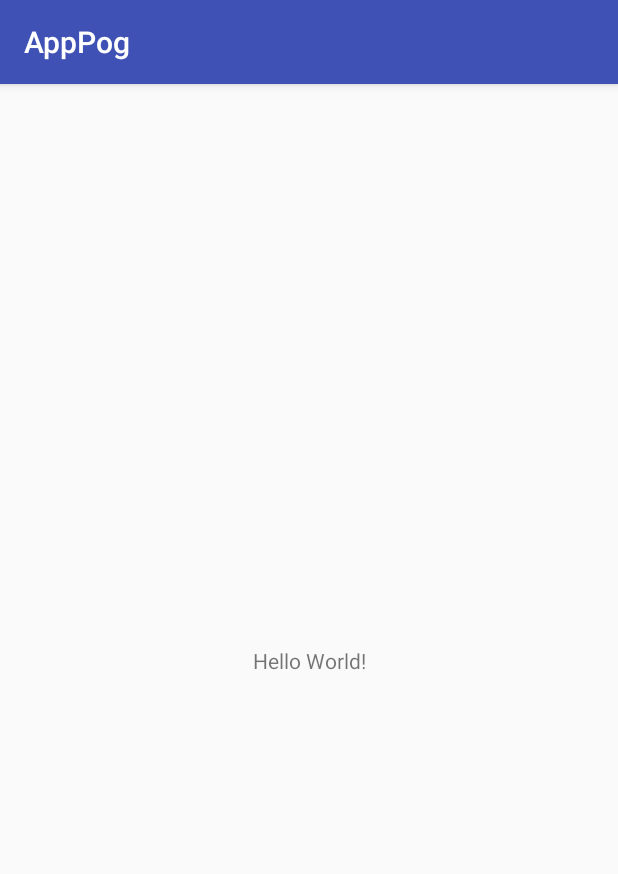
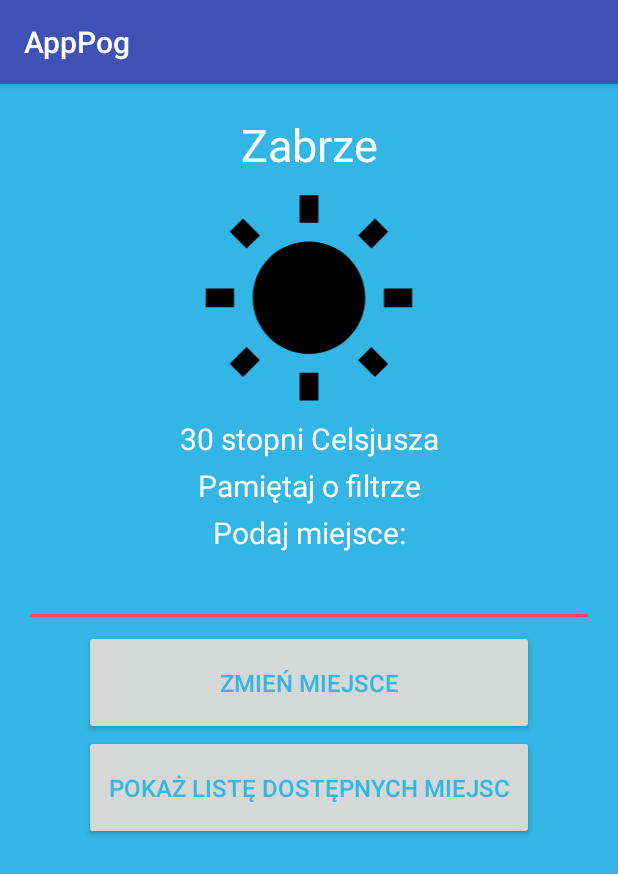
Before and after one commit to annakulaczz/LaboratoriumPum2_AppPog, an Android app: the screen it shows after launch (MainActivity), on a phone screen of 412 x 824 dp. Shown: the top 874 px of the screen. Run offline under Robolectric (Android 15) with nearby library versions, the phone set to English and light mode, and no system bars.

Commit message:
widok 1.

```diff
--- /dev/null
+++ b/app/src/main/res/drawable/ic_wb_sunny_black_24dp.xml
@@ -0,0 +1,9 @@
+<vector xmlns:android="http://schemas.android.com/apk/res/android"
+        android:width="24dp"
+        android:height="24dp"
+        android:viewportWidth="24.0"
+        android:viewportHeight="24.0">
+    <path
+        android:fillColor="#FF000000"
+        android:pathData="M6.76,4.84l-1.8,-1.79 -1.41,1.41 1.79,1.79 1.42,-1.41zM4,10.5L1,10.5v2h3v-2zM13,0.55h-2L11,3.5h2L13,0.55zM20.45,4.46l-1.41,-1.41 -1.79,1.79 1.41,1.41 1.79,-1.79zM17.24,18.16l1.79,1.8 1.41,-1.41 -1.8,-1.79 -1.4,1.4zM20,10.5v2h3v-2h-3zM12,5.5c-3.31,0 -6,2.69 -6,6s2.69,6 6,6 6,-2.69 6,-6 -2.69,-6 -6,-6zM11,22.45h2L13,19.5h-2v2.95zM3.55,18.54l1.41,1.41 1.79,-1.8 -1.41,-1.41 -1.79,1.8z"/>
+</vector>
--- a/app/src/main/res/layout/activity_main.xml
+++ b/app/src/main/res/layout/activity_main.xml
@@ -1,18 +1,87 @@
 <?xml version="1.0" encoding="utf-8"?>
-<android.support.constraint.ConstraintLayout xmlns:android="http://schemas.android.com/apk/res/android"
+<LinearLayout xmlns:android="http://schemas.android.com/apk/res/android"
     xmlns:app="http://schemas.android.com/apk/res-auto"
     xmlns:tools="http://schemas.android.com/tools"
+    android:orientation="vertical"
+    android:paddingLeft="16dp"
+    android:paddingRight="16dp"
     android:layout_width="match_parent"
     android:layout_height="match_parent"
+    android:background="@android:color/holo_blue_light"
     tools:context="com.example.ania.apppog.MainActivity">
 
     <TextView
-        android:layout_width="wrap_content"
+        android:id="@+id/city_TV"
+        android:layout_width="match_parent"
         android:layout_height="wrap_content"
-        android:text="Hello World!"
-        app:layout_constraintBottom_toBottomOf="parent"
-        app:layout_constraintLeft_toLeftOf="parent"
-        app:layout_constraintRight_toRightOf="parent"
-        app:layout_constraintTop_toTopOf="parent" />
+        android:gravity="center"
+        android:layout_marginTop="20dp"
+        android:layout_marginBottom="10dp"
+        android:text="Zabrze"
+        android:textSize="30dp"
+        android:textColor="@android:color/white"
+         />
 
-</android.support.constraint.ConstraintLayout>
+    <ImageView
+        android:id="@+id/sun_image"
+        android:layout_width="match_parent"
+        android:layout_height="150dp"
+        android:src="@drawable/ic_wb_sunny_black_24dp"/>
+
+    <TextView
+        android:id="@+id/temperature_TV"
+        android:layout_width="match_parent"
+        android:layout_height="wrap_content"
+        android:gravity="center"
+        android:layout_marginVertical="2dp"
+        android:text="30 stopni Celsjusza"
+        android:textSize="20dp"
+        android:textColor="@android:color/white"/>
+
+    <TextView
+        android:id="@+id/info_TV"
+        android:layout_width="match_parent"
+        android:layout_height="wrap_content"
+        android:gravity="center"
+        android:layout_marginVertical="2dp"
+        android:text="Pamiętaj o filtrze"
+        android:textSize="20dp"
+        android:textColor="@android:color/white"/>
+
+    <TextView
+        android:id="@+id/place_TV"
+        android:layout_width="match_parent"
+        android:layout_height="wrap_content"
+        android:gravity="center"
+        android:layout_marginVertical="2dp"
+        android:text="Podaj miejsce:"
+        android:textSize="20dp"
+        android:textColor="@android:color/white"/>
+
+    <EditText
+        android:id="@+id/place_ET"
+        android:layout_width="match_parent"
+        android:layout_height="wrap_content"
+        android:layout_marginVertical="2dp"/>
+
+    <Button
+        android:id="@+id/change_place_BTT"
+        android:layout_width="300dp"
+        android:layout_height="70dp"
+        android:layout_gravity="center"
+        android:text="ZMIEŃ MIEJSCE"
+        android:textSize="16dp"
+        android:textColor="@android:color/holo_blue_light"/>
+
+    <Button
+        android:id="@+id/places_BTT"
+        android:layout_width="300dp"
+        android:layout_height="70dp"
+        android:layout_gravity="center"
+        android:layout_marginBottom="10dp"
+        android:text="POKAŻ LISTĘ DOSTĘPNYCH MIEJSC"
+        android:textSize="16dp"
+        android:textColor="@android:color/holo_blue_light"/>
+
+
+</LinearLayout>
```
